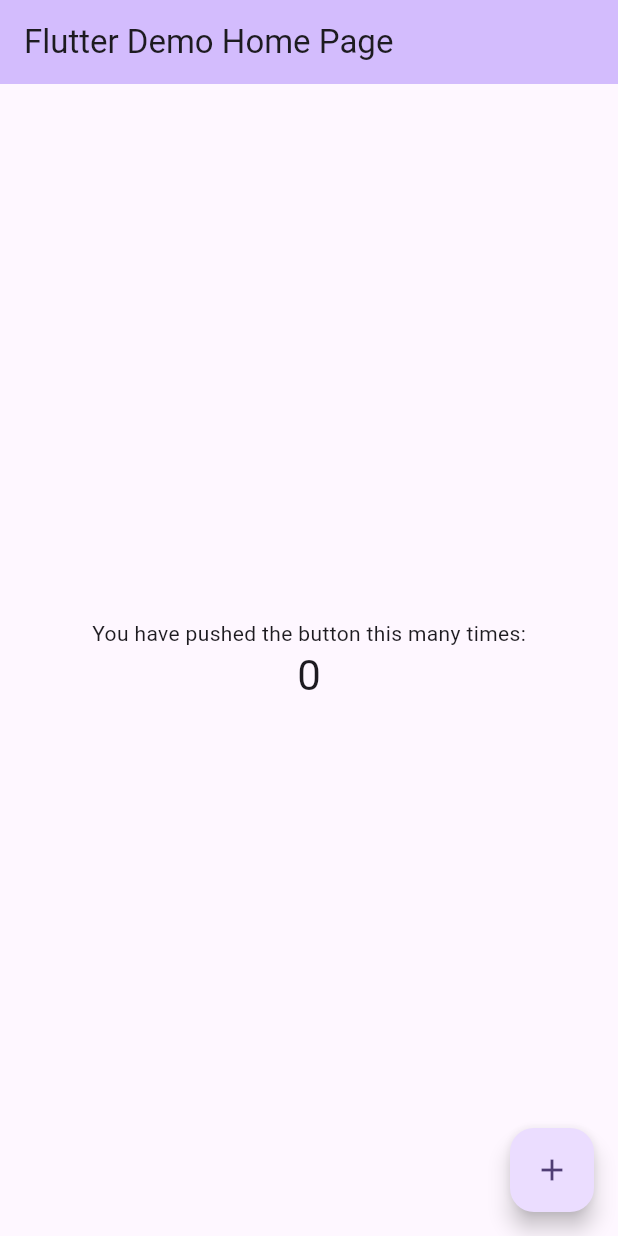
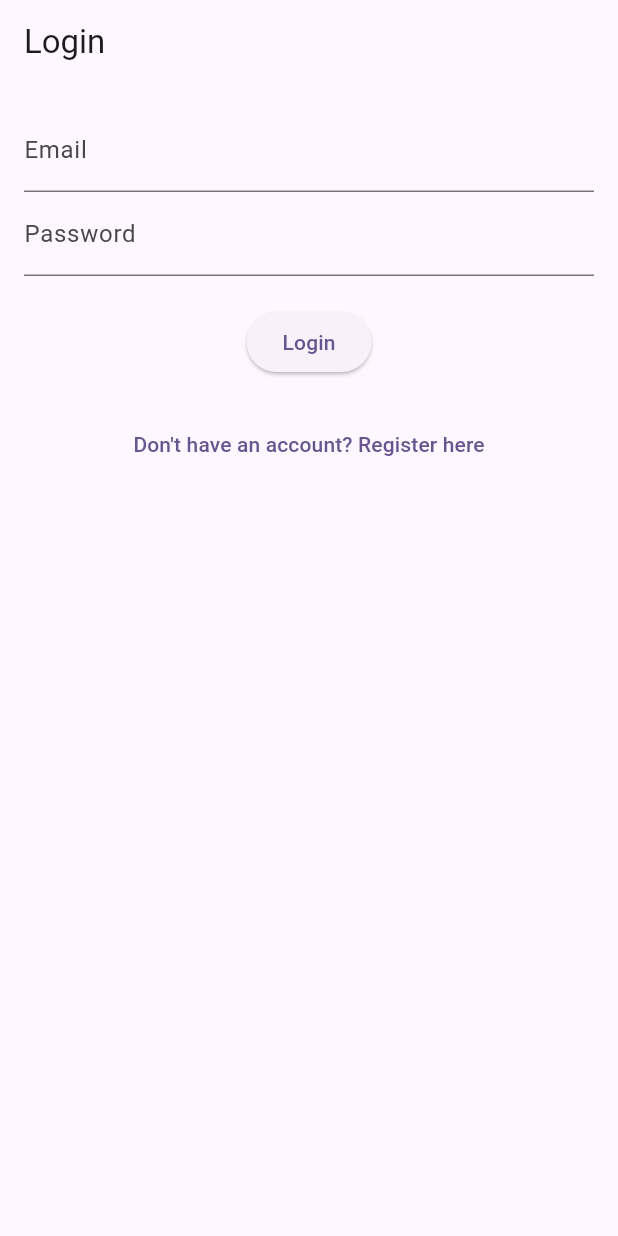
Before and after one commit to rashi17-bits/task-manager-app, a Flutter app: the screen it shows after launch, on a phone screen of 412 x 824 dp. Run offline on Flutter 3.47's test engine with Material 3 defaults, Android fonts, the phone set to English and light mode, and no system bars; our stand-ins replace parse_server_sdk_flutter.

Commit message:
Final project updates

```diff
--- a/lib/main.dart
+++ b/lib/main.dart
@@ -1,11 +1,13 @@
 import 'package:flutter/material.dart';
 import 'package:parse_server_sdk_flutter/parse_server_sdk_flutter.dart';
+import 'screens/login_screen.dart';
+import 'screens/task_list_screen.dart';
 
 void main() async {
   WidgetsFlutterBinding.ensureInitialized();
 
-  const String back4appApplicationId = "YOUR_BACK4APP_APPLICATION_ID";
-  const String back4appClientKey = "YOUR_BACK4APP_CLIENT_KEY";
+  const String back4appApplicationId = "TlNjgcLvH9VB8XCzOrkiib5fMcCpZERE5jm2XiKK";
+  const String back4appClientKey = "OoPcnnKG3zuZC8f7fcL1fXWvMqFd6pzYNzijbFq6";
   const String back4appParseServerUrl = "https://parseapi.back4app.com";
 
   await Parse().initialize(
@@ -24,80 +26,17 @@ class MyApp extends StatelessWidget {
   @override
   Widget build(BuildContext context) {
     return MaterialApp(
-      title: 'Flutter Demo',
+      debugShowCheckedModeBanner: false,
+      title: 'Task Manager',
       theme: ThemeData(
         colorScheme: ColorScheme.fromSeed(seedColor: Colors.deepPurple),
         useMaterial3: true,
       ),
-      home: const MyHomePage(title: 'Flutter Demo Home Page'),
+      initialRoute: '/', // Starting point of the app
+      routes: {
+        '/': (context) => LoginScreen(), // Login screen route
+        '/taskPage': (context) => TaskListScreen(), // Task list screen route
+      },
     );
   }
 }
-
-class MyHomePage extends StatefulWidget {
-  const MyHomePage({super.key, required this.title});
-  final String title;
-
-  @override
-  State<MyHomePage> createState() => _MyHomePageState();
-}
-
-class _MyHomePageState extends State<MyHomePage> {
-  int _counter = 0;
-
-  @override
-  void initState() {
-    super.initState();
-    _fetchCounterValue();
-  }
-
-  void _fetchCounterValue() async {
-    final query = QueryBuilder<ParseObject>(ParseObject('Counter'))
-      ..setLimit(1)
-      ..orderByDescending('createdAt');
-
-    final response = await query.query();
-
-    if (response.success && response.results != null) {
-      setState(() {
-        _counter = response.results!.first.get<int>('count') ?? 0;
-      });
-    }
-  }
-
-  void _incrementCounter() async {
-    final testObject = ParseObject('Counter')..set('count', _counter + 1);
-    await testObject.save();
-
-    setState(() {
-      _counter++;
-    });
-  }
-
-  @override
-  Widget build(BuildContext context) {
-    return Scaffold(
-      appBar: AppBar(
-        backgroundColor: Theme.of(context).colorScheme.inversePrimary,
-        title: Text(widget.title),
-      ),
-      body: Center(
-        child: Column(
-          mainAxisAlignment: MainAxisAlignment.center,
-          children: <Widget>[
-            const Text('You have pushed the button this many times:'),
-            Text(
-              '$_counter',
-              style: Theme.of(context).textTheme.headlineMedium,
-            ),
-          ],
-        ),
-      ),
-      floatingActionButton: FloatingActionButton(
-        onPressed: _incrementCounter,
-        tooltip: 'Increment',
-        child: const Icon(Icons.add),
-      ),
-    );
-  }
-}
--- /dev/null
+++ b/lib/screens/login_screen.dart
@@ -0,0 +1,94 @@
+import 'package:flutter/material.dart';
+import 'package:parse_server_sdk_flutter/parse_server_sdk_flutter.dart';
+import 'task_list_screen.dart';
+import 'registration_screen.dart';  // Import the registration screen
+
+class LoginScreen extends StatefulWidget {
+  @override
+  _LoginScreenState createState() => _LoginScreenState();
+}
+
+class _LoginScreenState extends State<LoginScreen> {
+  final TextEditingController emailController = TextEditingController();
+  final TextEditingController passwordController = TextEditingController();
+
+  @override
+  void initState() {
+    super.initState();
+    checkIfUserLoggedIn();
+  }
+
+  // Check if the user is already logged in
+  Future<void> checkIfUserLoggedIn() async {
+    var user = await ParseUser.currentUser();
+    if (user != null) {
+      Navigator.pushReplacementNamed(context, '/taskPage'); // Redirect to Task List screen
+    }
+  }
+
+  // Login the user
+  Future<void> _login() async {
+    final email = emailController.text.trim();
+    final password = passwordController.text.trim();
+
+    if (email.isEmpty || password.isEmpty) {
+      _showError("Please enter email and password");
+      return;
+    }
+
+    final user = ParseUser(email, password, null);
+    final response = await user.login();
+
+    if (response.success) {
+      Navigator.pushReplacementNamed(context, '/taskPage'); // Use Named Routes for navigation
+    } else {
+      _showError(response.error?.message ?? "Login failed");
+    }
+  }
+
+  // Show error message
+  void _showError(String message) {
+    ScaffoldMessenger.of(context).showSnackBar(SnackBar(content: Text(message)));
+  }
+
+  // Navigate to Registration Screen
+  void _goToRegister() {
+    Navigator.push(
+      context,
+      MaterialPageRoute(builder: (context) => RegisterScreen()),
+    );
+  }
+
+  @override
+  Widget build(BuildContext context) {
+    return Scaffold(
+      appBar: AppBar(title: Text('Login')),
+      body: Padding(
+        padding: const EdgeInsets.all(16.0),
+        child: Column(
+          children: [
+            TextField(
+              controller: emailController,
+              decoration: InputDecoration(labelText: 'Email'),
+            ),
+            TextField(
+              controller: passwordController,
+              decoration: InputDecoration(labelText: 'Password'),
+              obscureText: true,
+            ),
+            SizedBox(height: 20),
+            ElevatedButton(
+              onPressed: _login,
+              child: Text('Login'),
+            ),
+            SizedBox(height: 20),
+            TextButton(
+              onPressed: _goToRegister,
+              child: Text("Don't have an account? Register here"),
+            ),
+          ],
+        ),
+      ),
+    );
+  }
+}
--- /dev/null
+++ b/lib/screens/registration_screen.dart
@@ -0,0 +1,81 @@
+import 'package:flutter/material.dart';
+import 'package:parse_server_sdk_flutter/parse_server_sdk_flutter.dart';
+import 'login_screen.dart';
+
+TextEditingController emailController = TextEditingController();
+TextEditingController passwordController = TextEditingController();
+
+Future<void> registerUser(BuildContext context, String email, String password) async {
+  final user = ParseUser(email, password, null);
+  user.set("email", email); // Explicitly set the email field
+
+  var response = await user.signUp();
+
+  if (response.success) {
+    ScaffoldMessenger.of(context).showSnackBar(
+      SnackBar(content: Text('Registration successful! Redirecting to login...')),
+    );
+
+    // Logout the user after successful registration
+    await user.logout();
+
+    Future.delayed(Duration(seconds: 2), () {
+      Navigator.pushReplacement(
+        context,
+        MaterialPageRoute(builder: (context) => LoginScreen()),
+      );
+    });
+  } else {
+    print('Registration failed: ${response.error?.message}');
+    ScaffoldMessenger.of(context).showSnackBar(
+      SnackBar(content: Text('Registration failed: ${response.error?.message ?? 'Unknown error'}'))
+    );
+  }
+}
+
+class RegisterScreen extends StatelessWidget {
+  @override
+  Widget build(BuildContext context) {
+    return Scaffold(
+      appBar: AppBar(
+        title: Text('Register'),
+      ),
+      body: Padding(
+        padding: const EdgeInsets.all(16.0),
+        child: Column(
+          children: [
+            // Email TextField
+            TextField(
+              controller: emailController,
+              decoration: InputDecoration(labelText: 'Email'),
+            ),
+            // Password TextField
+            TextField(
+              controller: passwordController,
+              obscureText: true,
+              decoration: InputDecoration(labelText: 'Password'),
+            ),
+            // Register Button
+            ElevatedButton(
+              onPressed: () {
+                String email = emailController.text.trim();
+                String password = passwordController.text.trim();
+
+                if (email.isEmpty || password.isEmpty) {
+                  ScaffoldMessenger.of(context).showSnackBar(
+                    SnackBar(content: Text('Please enter email and password'))
+                  );
+                  return;
+                }
+
+                // Call the registerUser function and pass context
+                registerUser(context, email, password);
+              },
+              child: Text('Register'),
+            ),
+          ],
+        ),
+      ),
+    );
+  }
+}
```
Also changed, not shown: lib/screens/task_list_screen.dart (added, +212 -0 lines), pubspec.yaml (+10 -5 lines), pubspec.lock.
